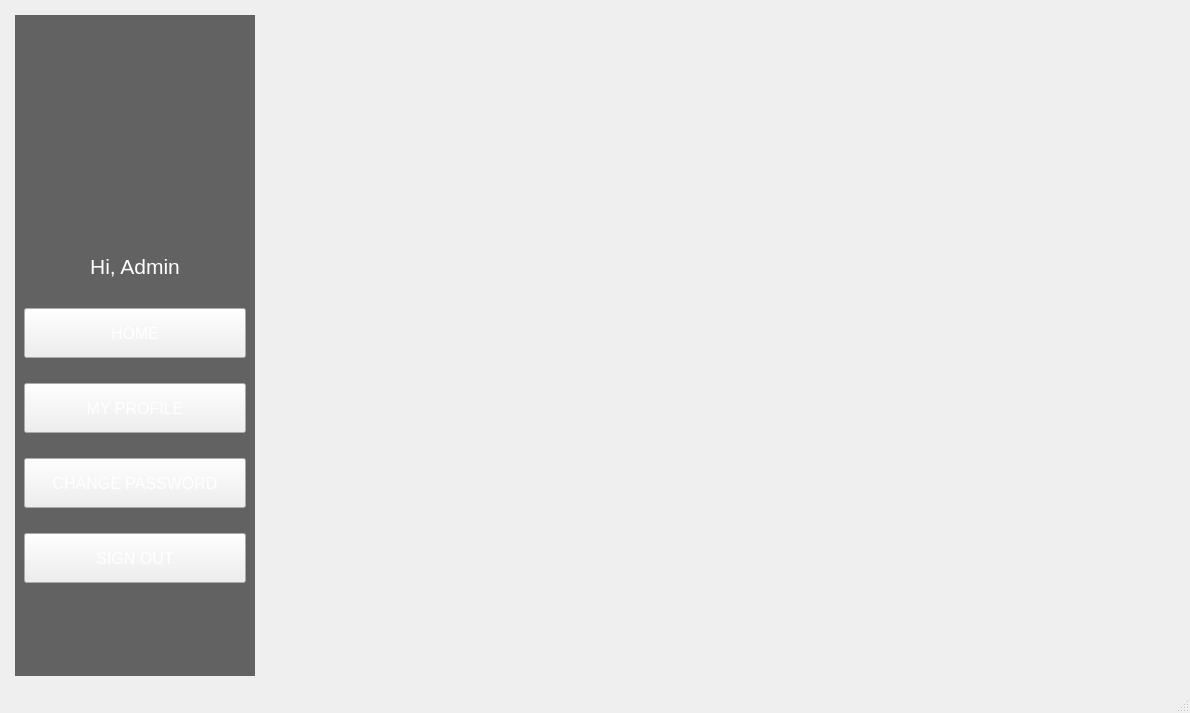
Old version of the form StudentManagementSystem/mainwindow.ui in the repository BuhDuy256/Student-Management-GROUP6-KTLT-23CLC03.
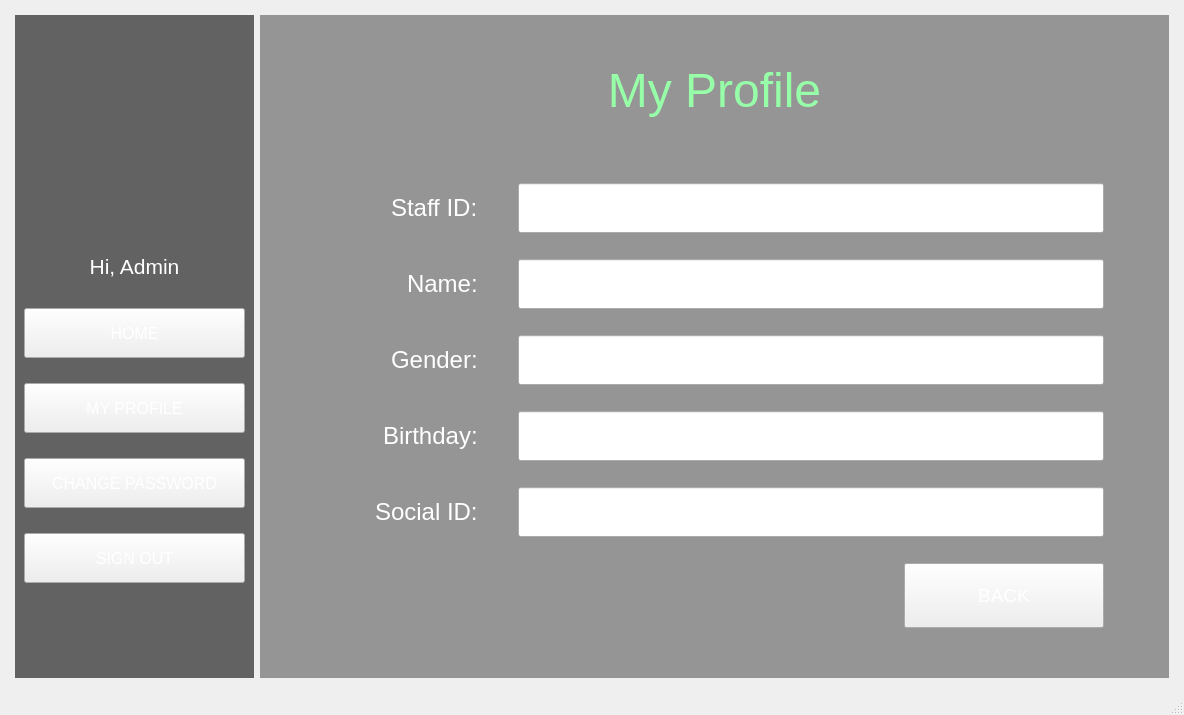
New version of the form. The open tabs and pages were chosen to show the change. Icons and pictures are not drawn.

Patch:
```diff
--- a/StudentManagementSystem/mainwindow.ui
+++ b/StudentManagementSystem/mainwindow.ui
@@ -6,8 +6,8 @@
    <rect>
     <x>0</x>
     <y>0</y>
-    <width>1190</width>
-    <height>713</height>
+    <width>1184</width>
+    <height>715</height>
    </rect>
   </property>
   <property name="windowTitle">
@@ -1108,15 +1108,586 @@
         <item row="0" column="1">
          <widget class="QStackedWidget" name="stackedWidget_3">
           <property name="styleSheet">
-           <string notr="true">#page_5{
+           <string notr="true">#AdHome{
 	background-color: rgba(0, 0, 0, 0);
-}</string>
+}
+#AdProfile{
+	background-color: rgba(0, 0, 0, 96);
+}
+#AdChangePass{
+	background-color: rgba(0, 0, 0, 96);
+}
+
+#lb_welcome_2{
+	color:white;
+}
+#lb_changePass_2{
+	color:rgb(151, 255, 168);
+}
+#lb_MyProfile_2{
+	color:rgb(151, 255, 168);
+}
+
+#lb_AdID{
+	color: white;
+}
+
+#lb_AdName{
+	color: white;
+}
+
+#lb_AdGender{
+	color: white;
+}
+
+#lb_AdBirthday{
+	color: white;
+}
+
+#lb_AdSocialID{
+	color: white;
+}
+</string>
           </property>
           <property name="currentIndex">
            <number>1</number>
           </property>
-          <widget class="QWidget" name="page_5"/>
-          <widget class="QWidget" name="page_6"/>
+          <widget class="QWidget" name="AdHome">
+           <widget class="QLabel" name="lb_welcome_2">
+            <property name="geometry">
+             <rect>
+              <x>250</x>
+              <y>30</y>
+              <width>381</width>
+              <height>141</height>
+             </rect>
+            </property>
+            <property name="font">
+             <font>
+              <pointsize>48</pointsize>
+             </font>
+            </property>
+            <property name="text">
+             <string>Welcome</string>
+            </property>
+            <property name="alignment">
+             <set>Qt::AlignCenter</set>
+            </property>
+           </widget>
+          </widget>
+          <widget class="QWidget" name="AdProfile">
+           <layout class="QGridLayout" name="gridLayout_8">
+            <property name="leftMargin">
+             <number>65</number>
+            </property>
+            <property name="rightMargin">
+             <number>65</number>
+            </property>
+            <property name="bottomMargin">
+             <number>50</number>
+            </property>
+            <property name="horizontalSpacing">
+             <number>20</number>
+            </property>
+            <property name="verticalSpacing">
+             <number>26</number>
+            </property>
+            <item row="1" column="0" alignment="Qt::AlignRight">
+             <widget class="QLabel" name="lb_AdID">
+              <property name="font">
+               <font>
+                <pointsize>18</pointsize>
+               </font>
+              </property>
+              <property name="styleSheet">
+               <string notr="true">#label{
+	color: white;
+}
+</string>
+              </property>
+              <property name="text">
+               <string>Staff ID:   </string>
+              </property>
+             </widget>
+            </item>
+            <item row="1" column="1" colspan="2">
+             <widget class="QLineEdit" name="txt_AdID">
+              <property name="sizePolicy">
+               <sizepolicy hsizetype="Expanding" vsizetype="Fixed">
+                <horstretch>0</horstretch>
+                <verstretch>0</verstretch>
+               </sizepolicy>
+              </property>
+              <property name="minimumSize">
+               <size>
+                <width>586</width>
+                <height>50</height>
+               </size>
+              </property>
+              <property name="maximumSize">
+               <size>
+                <width>612</width>
+                <height>50</height>
+               </size>
+              </property>
+              <property name="font">
+               <font>
+                <pointsize>18</pointsize>
+               </font>
+              </property>
+              <property name="readOnly">
+               <bool>true</bool>
+              </property>
+             </widget>
+            </item>
+            <item row="2" column="0" alignment="Qt::AlignRight">
+             <widget class="QLabel" name="lb_AdName">
+              <property name="font">
+               <font>
+                <pointsize>18</pointsize>
+               </font>
+              </property>
+              <property name="styleSheet">
+               <string notr="true">#label{
+	color: white;
+}
+</string>
+              </property>
+              <property name="text">
+               <string>Name:   </string>
+              </property>
+             </widget>
+            </item>
+            <item row="2" column="1" colspan="2">
+             <widget class="QLineEdit" name="txt_AdName">
+              <property name="minimumSize">
+               <size>
+                <width>0</width>
+                <height>50</height>
+               </size>
+              </property>
+              <property name="maximumSize">
+               <size>
+                <width>612</width>
+                <height>50</height>
+               </size>
+              </property>
+              <property name="font">
+               <font>
+                <pointsize>18</pointsize>
+               </font>
+              </property>
+              <property name="readOnly">
+               <bool>true</bool>
+              </property>
+             </widget>
+            </item>
+            <item row="3" column="0" alignment="Qt::AlignRight">
+             <widget class="QLabel" name="lb_AdGender">
+              <property name="font">
+               <font>
+                <pointsize>18</pointsize>
+               </font>
+              </property>
+              <property name="styleSheet">
+               <string notr="true">#label{
+	color: white;
+}
+</string>
+              </property>
+              <property name="text">
+               <string>Gender:   </string>
+              </property>
+             </widget>
+            </item>
+            <item row="3" column="1" colspan="2">
+             <widget class="QLineEdit" name="txt_AdGender">
+              <property name="minimumSize">
+               <size>
+                <width>0</width>
+                <height>50</height>
+               </size>
+              </property>
+              <property name="maximumSize">
+               <size>
+                <width>612</width>
+                <height>50</height>
+               </size>
+              </property>
+              <property name="font">
+               <font>
+                <pointsize>18</pointsize>
+               </font>
+              </property>
+              <property name="readOnly">
+               <bool>true</bool>
+              </property>
+             </widget>
+            </item>
+            <item row="4" column="0" alignment="Qt::AlignRight">
+             <widget class="QLabel" name="lb_AdBirthday">
+              <property name="font">
+               <font>
+                <pointsize>18</pointsize>
+               </font>
+              </property>
+              <property name="styleSheet">
+               <string notr="true">#label{
+	color: white;
+}
+</string>
+              </property>
+              <property name="text">
+               <string>Birthday:   </string>
+              </property>
+             </widget>
+            </item>
+            <item row="4" column="1" colspan="2">
+             <widget class="QLineEdit" name="txt_AdBirthday">
+              <property name="minimumSize">
+               <size>
+                <width>0</width>
+                <height>50</height>
+               </size>
+              </property>
+              <property name="maximumSize">
+               <size>
+                <width>612</width>
+                <height>50</height>
+               </size>
+              </property>
+              <property name="font">
+               <font>
+                <pointsize>18</pointsize>
+               </font>
+              </property>
+              <property name="readOnly">
+               <bool>true</bool>
+              </property>
+             </widget>
+            </item>
+            <item row="5" column="0" alignment="Qt::AlignRight">
+             <widget class="QLabel" name="lb_AdSocialID">
+              <property name="font">
+               <font>
+                <pointsize>18</pointsize>
+               </font>
+              </property>
+              <property name="styleSheet">
+               <string notr="true">#label{
+	color: white;
+}
+</string>
+              </property>
+              <property name="text">
+               <string>Social ID:   </string>
+              </property>
+             </widget>
+            </item>
+            <item row="5" column="1" colspan="2">
+             <widget class="QLineEdit" name="txt_AdSocialID">
+              <property name="minimumSize">
+               <size>
+                <width>0</width>
+                <height>50</height>
+               </size>
+              </property>
+              <property name="maximumSize">
+               <size>
+                <width>612</width>
+                <height>50</height>
+               </size>
+              </property>
+              <property name="font">
+               <font>
+                <pointsize>18</pointsize>
+               </font>
+              </property>
+              <property name="readOnly">
+               <bool>true</bool>
+              </property>
+             </widget>
+            </item>
+            <item row="6" column="2">
+             <widget class="QPushButton" name="button_back_4">
+              <property name="minimumSize">
+               <size>
+                <width>200</width>
+                <height>65</height>
+               </size>
+              </property>
+              <property name="maximumSize">
+               <size>
+                <width>200</width>
+                <height>65</height>
+               </size>
+              </property>
+              <property name="font">
+               <font>
+                <pointsize>14</pointsize>
+               </font>
+              </property>
+              <property name="text">
+               <string>BACK</string>
+              </property>
+             </widget>
+            </item>
+            <item row="0" column="0" colspan="3">
+             <widget class="QLabel" name="lb_MyProfile_2">
+              <property name="font">
+               <font>
+                <pointsize>36</pointsize>
+               </font>
+              </property>
+              <property name="styleSheet">
+               <string notr="true"/>
+              </property>
+              <property name="text">
+               <string>My Profile</string>
+              </property>
+              <property name="alignment">
+               <set>Qt::AlignCenter</set>
+              </property>
+             </widget>
+            </item>
+           </layout>
+          </widget>
+          <widget class="QWidget" name="AdChangePass">
+           <layout class="QGridLayout" name="gridLayout_7">
+            <property name="leftMargin">
+             <number>65</number>
+            </property>
+            <property name="rightMargin">
+             <number>65</number>
+            </property>
+            <item row="0" column="0" colspan="2">
+             <widget class="QLabel" name="lb_changePass_2">
+              <property name="maximumSize">
+               <size>
+                <width>16777215</width>
+                <height>85</height>
+               </size>
+              </property>
+              <property name="font">
+               <font>
+                <pointsize>36</pointsize>
+               </font>
+              </property>
+              <property name="styleSheet">
+               <string notr="true">#lb_changePass_2{
+	color:rgb(151, 255, 168);
+}</string>
+              </property>
+              <property name="text">
+               <string>Change Password</string>
+              </property>
+              <property name="alignment">
+               <set>Qt::AlignCenter</set>
+              </property>
+             </widget>
+            </item>
+            <item row="1" column="0">
+             <widget class="QLabel" name="lb_curPass_2">
+              <property name="font">
+               <font>
+                <pointsize>18</pointsize>
+               </font>
+              </property>
+              <property name="styleSheet">
+               <string notr="true">#lb_curPass_2{
+	color:white;
+}</string>
+              </property>
+              <property name="text">
+               <string>Current Password:</string>
+              </property>
+              <property name="alignment">
+               <set>Qt::AlignRight|Qt::AlignTrailing|Qt::AlignVCenter</set>
+              </property>
+             </widget>
+            </item>
+            <item row="1" column="1">
+             <widget class="QLineEdit" name="txtCurPass_2">
+              <property name="minimumSize">
+               <size>
+                <width>0</width>
+                <height>50</height>
+               </size>
+              </property>
+              <property name="maximumSize">
+               <size>
+                <width>612</width>
+                <height>50</height>
+               </size>
+              </property>
+              <property name="font">
+               <font>
+                <pointsize>18</pointsize>
+               </font>
+              </property>
+              <property name="text">
+               <string/>
+              </property>
+              <property name="echoMode">
+               <enum>QLineEdit::Password</enum>
+              </property>
+             </widget>
+            </item>
+            <item row="2" column="0">
+             <widget class="QLabel" name="lb_newPass_2">
+              <property name="font">
+               <font>
+                <pointsize>18</pointsize>
+               </font>
+              </property>
+              <property name="styleSheet">
+               <string notr="true">#lb_newPass_2{
+	color:white;
+}</string>
+              </property>
+              <property name="text">
+               <string>New Password:</string>
+              </property>
+              <property name="alignment">
+               <set>Qt::AlignRight|Qt::AlignTrailing|Qt::AlignVCenter</set>
+              </property>
+             </widget>
+            </item>
+            <item row="2" column="1">
+             <widget class="QLineEdit" name="txtNewPass_2">
+              <property name="minimumSize">
+               <size>
+                <width>0</width>
+                <height>50</height>
+               </size>
+              </property>
+              <property name="maximumSize">
+               <size>
+                <width>612</width>
+                <height>50</height>
+               </size>
+              </property>
+              <property name="font">
+               <font>
+                <pointsize>18</pointsize>
+               </font>
+              </property>
+              <property name="echoMode">
+               <enum>QLineEdit::Password</enum>
+              </property>
+             </widget>
+            </item>
+            <item row="3" column="0">
+             <widget class="QLabel" name="lb_confirmPass_2">
+              <property name="font">
+               <font>
+                <pointsize>18</pointsize>
+               </font>
+              </property>
+              <property name="styleSheet">
+               <string notr="true">#lb_confirmPass_2{
+	color:white;
+}</string>
+              </property>
+              <property name="text">
+               <string>Confirm Password:</string>
+              </property>
+              <property name="alignment">
+               <set>Qt::AlignRight|Qt::AlignTrailing|Qt::AlignVCenter</set>
+              </property>
+             </widget>
+            </item>
+            <item row="3" column="1">
+             <widget class="QLineEdit" name="txtConfirmPass_2">
+              <property name="minimumSize">
+               <size>
+                <width>0</width>
+                <height>50</height>
+               </size>
+              </property>
+              <property name="maximumSize">
+               <size>
+                <width>612</width>
+                <height>50</height>
+               </size>
+              </property>
+              <property name="font">
+               <font>
+                <pointsize>18</pointsize>
+               </font>
+              </property>
+              <property name="echoMode">
+               <enum>QLineEdit::Password</enum>
+              </property>
+             </widget>
+            </item>
+            <item row="4" column="1">
+             <widget class="QCheckBox" name="checkBox_3">
+              <property name="font">
+               <font>
+                <pointsize>12</pointsize>
+               </font>
+              </property>
+              <property name="styleSheet">
+               <string notr="true">#checkBox_3{
+	color: white;
+}</string>
+              </property>
+              <property name="text">
+               <string>Show Password</string>
+              </property>
+             </widget>
+            </item>
+            <item row="5" column="0">
+             <widget class="QPushButton" name="button_confirm_2">
+              <property name="minimumSize">
+               <size>
+                <width>200</width>
+                <height>65</height>
+               </size>
+              </property>
+              <property name="maximumSize">
+               <size>
+                <width>200</width>
+                <height>65</height>
+               </size>
+              </property>
+              <property name="font">
+               <font>
+                <pointsize>14</pointsize>
+               </font>
+              </property>
+              <property name="text">
+               <string>CONFIRM</string>
+              </property>
+             </widget>
+            </item>
+            <item row="5" column="1" alignment="Qt::AlignRight">
+             <widget class="QPushButton" name="button_back_3">
+              <property name="minimumSize">
+               <size>
+                <width>200</width>
+                <height>65</height>
+               </size>
+              </property>
+              <property name="maximumSize">
+               <size>
+                <width>200</width>
+                <height>65</height>
+               </size>
+              </property>
+              <property name="font">
+               <font>
+                <pointsize>14</pointsize>
+               </font>
+              </property>
+              <property name="text">
+               <string>BACK</string>
+              </property>
+             </widget>
+            </item>
+           </layout>
+          </widget>
          </widget>
         </item>
        </layout>
```
Left out of the diff: 359 changed lines with no effect on the pictures.
